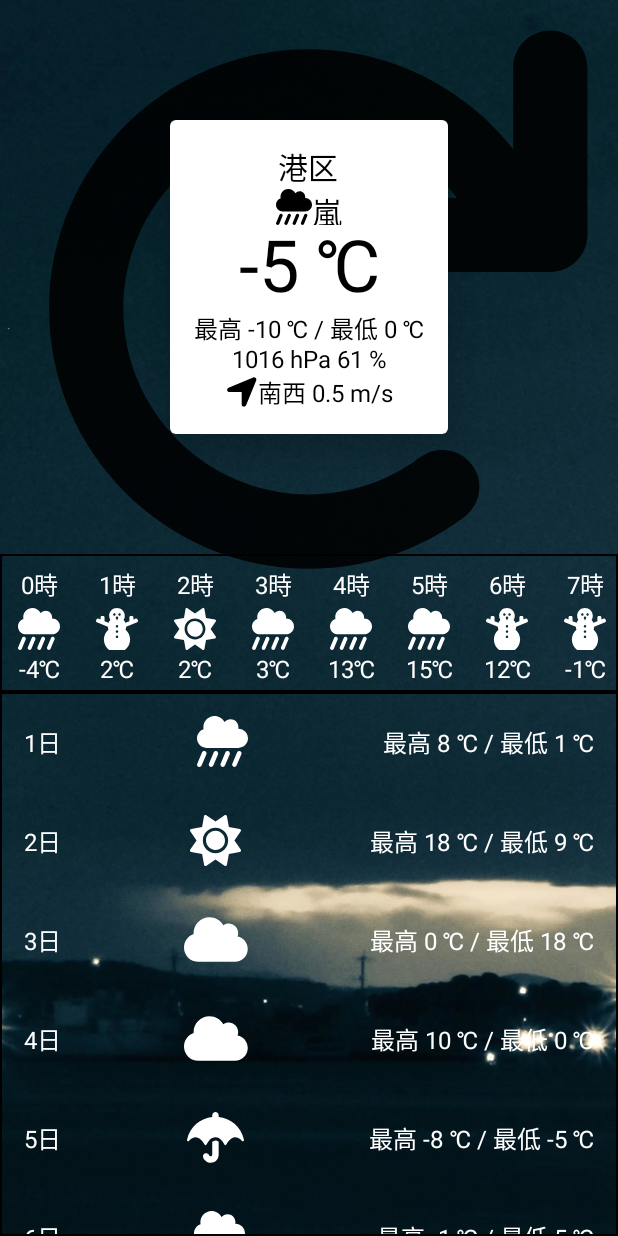
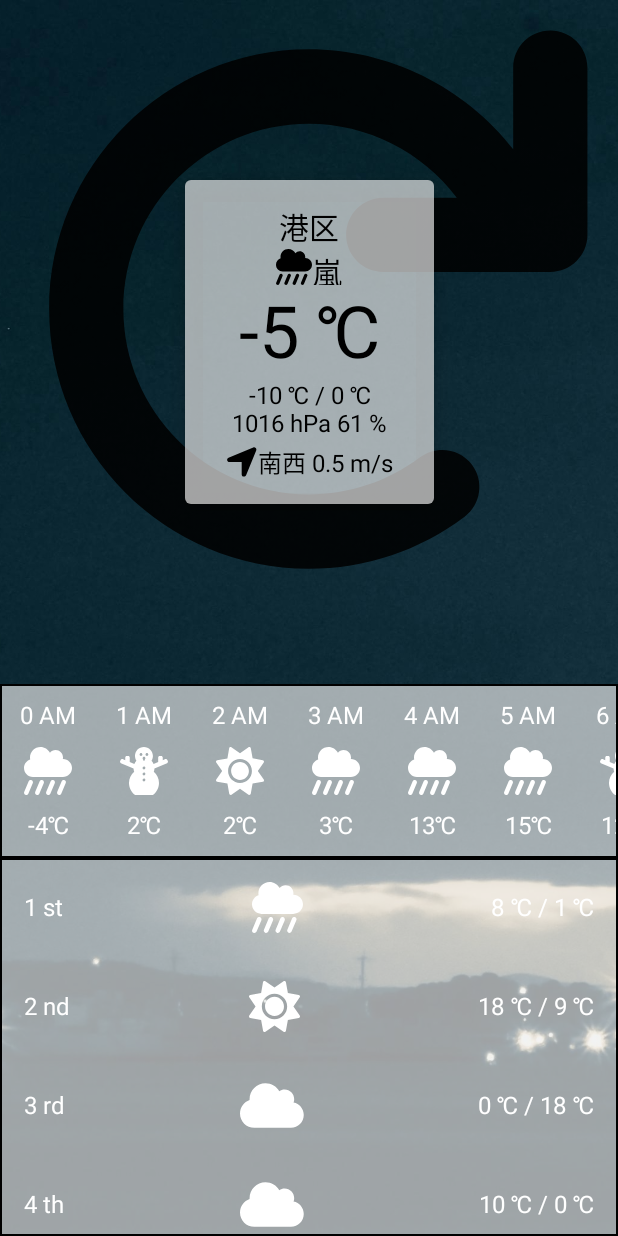
Before and after one commit to s-kamada/weather_apps, an Android app built with Jetpack Compose: the screen it shows after launch (MainActivity), on a phone screen of 412 x 824 dp. Run offline under Robolectric (Android 15) with nearby library versions, the phone set to English and light mode, and no system bars.

Commit message:
スペース調整

```diff
--- a/app/src/main/java/com/example/weather_competition_1632/OneDayForecast.kt
+++ b/app/src/main/java/com/example/weather_competition_1632/OneDayForecast.kt
@@ -1,6 +1,7 @@
 package com.example.weather_competition_1632
 
 import androidx.compose.foundation.Image
+import androidx.compose.foundation.background
 import androidx.compose.foundation.border
 import androidx.compose.foundation.layout.*
 import androidx.compose.foundation.lazy.LazyRow
@@ -12,6 +13,7 @@ import androidx.compose.ui.graphics.Color
 import androidx.compose.ui.res.dimensionResource
 import androidx.compose.ui.res.painterResource
 import androidx.compose.ui.tooling.preview.Preview
+import androidx.compose.ui.unit.dp
 import com.example.weather_competition_1632.ui.theme.AppTheme
 import com.example.weather_competition_1632.ui.theme.OneHourForecast
 import com.example.weather_competition_1632.ui.theme.Texts
@@ -24,7 +26,7 @@ fun OneDayForecast(
     val borderWidth = dimensionResource(id = R.dimen.border_width_xs)
 
     LazyRow(
-        modifier = Modifier.border(borderWidth, Color.Black)
+        modifier = Modifier.border(borderWidth, Color.Black).background(Color((0xaaeeeeee)))
     ) {
         items(forecast) { forecast ->
             OneHourForecastCell(forecast = forecast, isDarkTheme)
--- a/app/src/main/java/com/example/weather_competition_1632/WeatherCard.kt
+++ b/app/src/main/java/com/example/weather_competition_1632/WeatherCard.kt
@@ -12,6 +12,7 @@ import androidx.compose.ui.res.painterResource
 import androidx.compose.ui.res.stringResource
 import androidx.compose.ui.tooling.preview.Preview
 import androidx.compose.ui.unit.Dp
+import androidx.compose.ui.unit.dp
 import com.example.weather_competition_1632.ui.theme.*
 
 @Composable
@@ -24,7 +25,7 @@ fun WeatherCard(
     val textHeight = dimensionResource(id = R.dimen.text_height_l)
 
     Card(
-        backgroundColor = Color(0xffffffff),
+        backgroundColor = Color(0xaaf2f2f2),
         elevation = cardElevation,
         modifier = Modifier
             .padding(cardPadding)
@@ -33,6 +34,8 @@ fun WeatherCard(
             horizontalAlignment = Alignment.CenterHorizontally,
             modifier = Modifier.padding(cardContentsPadding)
         ) {
+            Spacer(modifier = Modifier.size(8.dp))
+
             Texts.Body(text = weather.location)
             ImageWithText(
                 image = weather.weather.image(true),
@@ -40,15 +43,26 @@ fun WeatherCard(
                 height = textHeight,
                 style = Texts.Style.BODY
             )
+
+            Spacer(modifier = Modifier.size(4.dp))
+
             Texts.Header(text = stringResource(id = R.string.temperature_celsius, weather.temperature))
+
+            Spacer(modifier = Modifier.size(4.dp))
+
             Texts.Description(text = stringResource(id = R.string.temperature_max_min, weather.maxTemp, weather.minTemp))
             Texts.Description(text = stringResource(id = R.string.pressure_and_humidity, weather.pressure, weather.humidity))
+
+            Spacer(modifier = Modifier.size(4.dp))
+
             ImageWithText(
                 image = R.drawable.ic_wind_soutuheast_dark,
                 text = stringResource(id = R.string.wind_direction_speed, weather.windDirection, weather.windSpeed),
                 height = textHeight,
                 style = Texts.Style.DESCRIPTION
             )
+
+            Spacer(modifier = Modifier.size(8.dp))
         }
     }
 }
--- a/app/src/main/java/com/example/weather_competition_1632/WeeklyForecast.kt
+++ b/app/src/main/java/com/example/weather_competition_1632/WeeklyForecast.kt
@@ -4,6 +4,7 @@ import androidx.compose.animation.*
 import androidx.compose.animation.core.keyframes
 import androidx.compose.animation.core.tween
 import androidx.compose.foundation.Image
+import androidx.compose.foundation.background
 import androidx.compose.foundation.border
 import androidx.compose.foundation.clickable
 import androidx.compose.foundation.layout.*
@@ -34,6 +35,7 @@ fun WeeklyForecast(
         modifier = Modifier
             .fillMaxWidth()
             .border(borderWidth, Color.Black)
+            .background(Color(0xaaeeeeee))
     ) {
         items(forecast) { forecast ->
             WeekdayForecastCell(forecast = forecast, isDarkTheme)
@@ -86,6 +88,13 @@ fun WeekDayForecastCollapsed(
     val cellPadding = dimensionResource(id = R.dimen.weekday_forecast_cell_padding)
     val color = if (isDarkTheme) Color.Black else Color.White
 
+    val dayString = when (forecast.day % 10) {
+        1 -> stringResource(id = R.string.day_st, forecast.day)
+        2 -> stringResource(id = R.string.day_nd, forecast.day)
+        3 -> stringResource(id = R.string.day_rd, forecast.day)
+        else -> stringResource(id = R.string.day_th, forecast.day)
+    }
+
     Row(
         horizontalArrangement = Arrangement.SpaceBetween,
         verticalAlignment = Alignment.CenterVertically,
@@ -95,7 +104,7 @@ fun WeekDayForecastCollapsed(
             .padding(cellPadding)
     ) {
         Texts.Description(
-            text = stringResource(id = R.string.day, forecast.day),
+            text = dayString,
             color = color
         )
         Image(
@@ -136,7 +145,7 @@ fun WeekDayForecastExpanded(
                 .fillMaxWidth()
                 .padding(contentsPadding)
         ) {
-            Texts.Body(text = "1月 ${forecast.day}日", color = color)
+            Texts.Body(text = "Jan. ${forecast.day}", color = color)
             Image(
                 painter = painterResource(id = forecast.weather.image(isDarkTheme)), "",
                 modifier = Modifier.size(iconSize)
--- a/app/src/main/java/com/example/weather_competition_1632/ui/theme/Texts.kt
+++ b/app/src/main/java/com/example/weather_competition_1632/ui/theme/Texts.kt
@@ -5,6 +5,7 @@ import androidx.compose.material.MaterialTheme
 import androidx.compose.material.Text
 import androidx.compose.runtime.Composable
 import androidx.compose.ui.graphics.Color
+import java.lang.reflect.Modifier
 
 object Texts {
 
--- a/app/src/main/java/com/example/weather_competition_1632/ui/theme/Type.kt
+++ b/app/src/main/java/com/example/weather_competition_1632/ui/theme/Type.kt
@@ -15,7 +15,7 @@ val LightFontColor = Color.White
 val DarkTypography = Typography(
     h3 = TextStyle(
         fontFamily = GeneralFont,
-        fontWeight = FontWeight.Normal,
+        fontWeight = FontWeight.Bold,
         fontSize = 48.sp,
         letterSpacing = 0.sp,
         color = DarkFontColor
--- a/app/src/main/java/com/example/weather_competition_1632/ui/theme/Weather.kt
+++ b/app/src/main/java/com/example/weather_competition_1632/ui/theme/Weather.kt
@@ -67,7 +67,7 @@ data class OneHourForecast(
 
         fun getRandom(time: Int): OneHourForecast {
             return OneHourForecast(
-                "${time}時",
+                "${time} AM",
                 Weather.random(),
                 "${WeatherBusinessModel.mockTemp()}℃"
             )
--- a/app/src/main/res/values/dimens.xml
+++ b/app/src/main/res/values/dimens.xml
@@ -7,13 +7,13 @@
     <dimen name="weather_icon_size_m">34dp</dimen>
 
     <dimen name="card_elevation">16dp</dimen>
-    <dimen name="card_padding">80dp</dimen>
-    <dimen name="card_contents_padding">16dp</dimen>
+    <dimen name="card_padding">120dp</dimen>
+    <dimen name="card_contents_padding">8dp</dimen>
     <dimen name="cell_padding">2dp</dimen>
 
-    <dimen name="oneday_forecast_cell_width">52dp</dimen>
-    <dimen name="oneday_forecast_cell_height">92dp</dimen>
-    <dimen name="oneday_forecast_cell_padding">8dp</dimen>
+    <dimen name="oneday_forecast_cell_width">64dp</dimen>
+    <dimen name="oneday_forecast_cell_height">116dp</dimen>
+    <dimen name="oneday_forecast_cell_padding">12dp</dimen>
     <dimen name="oneday_forecast_cell_image_padding">4dp</dimen>
 
     <dimen name="weekday_forecast_cell_height">66dp</dimen>
--- a/app/src/main/res/values/strings.xml
+++ b/app/src/main/res/values/strings.xml
@@ -1,9 +1,12 @@
 <resources>
-    <string name="app_name">weather_competition</string>
+    <string name="app_name">Forecasts</string>
 
     <string name="temperature_celsius">%1$d ℃</string>
-    <string name="temperature_max_min">最高 %1$d ℃ / 最低 %2$d ℃</string>
+    <string name="temperature_max_min">%1$d ℃ / %2$d ℃</string>
     <string name="pressure_and_humidity">%1$d hPa %2$d %%</string>
     <string name="wind_direction_speed">%1$s %2$.1f m/s</string>
-    <string name="day">%d日</string>
+    <string name="day_st">%d st</string>
+    <string name="day_nd">%d nd</string>
+    <string name="day_rd">%d rd</string>
+    <string name="day_th">%d th</string>
 </resources>
```
Also changed, not shown: 1 other file.
